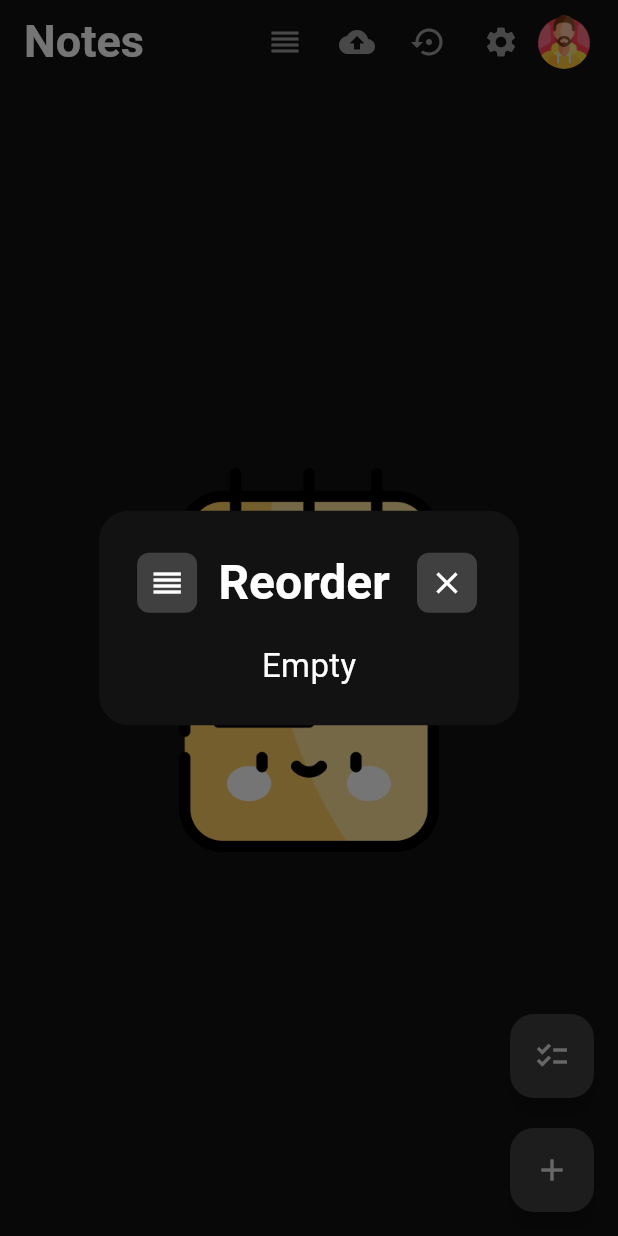
After one commit to KerlosGirgis/Todo, a Flutter app: the NotesPage screen opened directly, after a tap on the "reorder" icon, on a phone screen of 412 x 824 dp. The commit adds this screen. Run offline on Flutter 3.47's test engine with Material 3 defaults, Android fonts, the phone set to English and light mode, and no system bars; our stand-ins replace auto_size_text, file_picker, fl_chart, flutter_local_notifications, flutter_secure_storage, flutter_staggered_animations and 6 more; missing offline and left inert: flex_color_picker, home_widget; accounts and stored records are empty; Roboto replaces fonts that are missing (arial).

Commit message:
added reorder to notes ui improvements edited Readme updated screenshots

```diff
--- a/lib/provider/notes_provider.dart
+++ b/lib/provider/notes_provider.dart
@@ -27,6 +27,19 @@ class NotesProvider with ChangeNotifier {
 
   Future<void> deleteNote(int id) async {
     await DatabaseService().deleteNote(id);
+    get();
+  }
+
+  Future<void> syncAfterReorder(int oldIndex, int newIndex) async {
+    if (oldIndex < newIndex) {
+      newIndex -= 1;
+    }
+    final oldNote = notes.removeAt(oldIndex);
+    notes.insert(newIndex, oldNote);
+    await DatabaseService().deleteAllNotes();
+    for (var note in notes) {
+      await DatabaseService().insertNote(note); // Reinsert items in new order
+    }
     get();
   }
 
--- a/lib/view/pages/notes_page.dart
+++ b/lib/view/pages/notes_page.dart
@@ -9,6 +9,7 @@ import 'package:todo/provider/notes_provider.dart';
 import 'package:todo/provider/user_provider.dart';
 import 'package:todo/view/widgets/add_note_dialog.dart';
 import 'package:todo/services/authentication_service.dart';
+import 'package:todo/view/widgets/reorder_notes_dialog.dart';
 import '../widgets/appbar_avatar.dart';
 import '../widgets/update_note_dialog.dart';
 
@@ -53,6 +54,18 @@ class _NotesPageState extends State<NotesPage> {
             actions: [
               Row(
                 children: [
+                  IconButton(
+                      onPressed: () async {
+                        showDialog(
+                            context: context,
+                            builder: (context) {
+                              return ReorderNotesDialog();
+                            });
+                      },
+                      icon: const Icon(
+                        Icons.reorder,
+                        color: Colors.grey,
+                      )),
                   IconButton(
                       onPressed: () async {
                         Provider.of<NotesProvider>(context, listen: false)
--- a/lib/view/widgets/add_task_dialog.dart
+++ b/lib/view/widgets/add_task_dialog.dart
@@ -41,7 +41,6 @@ class AddTaskDialog extends StatelessWidget {
                     child: const Icon(
                       Icons.add_task,
                       color: Color(0xff3D5AFE),
-                      size: 20,
                     ),
                   ),
                   const Spacer(
--- /dev/null
+++ b/lib/view/widgets/reorder_notes_dialog.dart
@@ -0,0 +1,171 @@
+import 'package:flutter/material.dart';
+import 'package:flutter_staggered_animations/flutter_staggered_animations.dart';
+import 'package:provider/provider.dart';
+import 'package:todo/provider/notes_provider.dart';
+import 'package:todo/provider/user_provider.dart';
+
+class ReorderNotesDialog extends StatelessWidget {
+  const ReorderNotesDialog({
+    super.key,
+  });
+
+  @override
+  Widget build(BuildContext context) {
+    return Consumer<UserProvider>(
+      builder: (context, user, child) {
+        return StatefulBuilder(
+          builder: (BuildContext context, setState) {
+            return AlertDialog(
+              shape: RoundedRectangleBorder(
+                borderRadius: BorderRadius.circular(20),
+              ),
+              elevation: 2,
+              scrollable: true,
+              backgroundColor: user.colorProvider.pageBackground,
+              title: Row(
+                mainAxisSize: MainAxisSize.min,
+                mainAxisAlignment: MainAxisAlignment.start,
+                children: [
+                  const Spacer(
+                    flex: 1,
+                  ),
+                  Container(
+                    padding: const EdgeInsets.all(8),
+                    decoration: BoxDecoration(
+                      color: const Color.fromARGB(255, 64, 64, 64),
+                      borderRadius: BorderRadius.circular(8),
+                    ),
+                    child: const Icon(
+                      Icons.reorder,
+                      color: Colors.white,
+                    ),
+                  ),
+                  const Spacer(
+                    flex: 10,
+                  ),
+                  const Text(
+                    "Reorder",
+                    maxLines: 1,
+                    textAlign: TextAlign.center,
+                    style: TextStyle(
+                        fontWeight: FontWeight.bold,
+                        fontSize: 32,
+                        color: Colors.white),
+                    overflow: TextOverflow.clip,
+                  ),
+                  const Spacer(
+                    flex: 10,
+                  ),
+                  IconButton(
+                    onPressed: () {
+                      Navigator.pop(context);
+                    },
+                    icon: const Icon(
+                      Icons.close,
+                      color: Colors.white,
+                    ),
+                    style: ElevatedButton.styleFrom(
+                      backgroundColor: const Color.fromARGB(255, 64, 64, 64),
+                      shape: const RoundedRectangleBorder(
+                        borderRadius: BorderRadius.all(Radius.circular(8)),
+                      ),
+                    ),
+                  )
+                ],
+              ),
+              content: Consumer<NotesProvider>(
+                builder: (context, notes, child) {
+                  return notes.notes.isEmpty
+                      ? Center(
+                          child: Text(
+                            "Empty",
+                            style: TextStyle(color: Colors.white, fontSize: 22),
+                          ),
+                        )
+                      : Theme(
+                          data: ThemeData(canvasColor: Colors.transparent),
+                          child: SizedBox(
+                            height: notes.notes.length < 4 &&
+                                    MediaQuery.orientationOf(context) ==
+                                        Orientation.portrait
+                                ? (MediaQuery.sizeOf(context).height / 11) *
+                                    notes.notes.length
+                                : MediaQuery.sizeOf(context).height / 2.5,
+                            width: MediaQuery.sizeOf(context).width,
+                            child: ReorderableListView.builder(
+                              itemCount: notes.notes.length,
+                              itemBuilder: (context, index) {
+                                final taskKey =
+                                    notes.notes[index].id.toString();
+                                return AnimationLimiter(
+                                  key: Key(taskKey),
+                                  child: AnimationConfiguration.staggeredList(
+                                    duration: const Duration(milliseconds: 400),
+                                    position: index,
+                                    child: SlideAnimation(
+                                      verticalOffset: 300,
+                                      child: FadeInAnimation(
+                                        child: Card(
+                                          elevation: 3,
+                                          margin: const EdgeInsets.symmetric(
+                                              horizontal: 8, vertical: 6),
+                                          shape: RoundedRectangleBorder(
+                                            borderRadius:
+                                                BorderRadius.circular(25),
+                                          ),
+                                          color:
+                                              user.colorProvider.cardBackground,
+                                          child: Padding(
+                                            padding: const EdgeInsets.all(16.0),
+                                            child: Column(
+                                              crossAxisAlignment:
+                                                  CrossAxisAlignment.start,
+                                              children: [
+                                                Row(
+                                                  children: [
+                                                    Expanded(
+                                                      child: Text(
+                                                          notes.notes[index]
+                                                              .title,
+                                                          maxLines: 1,
+                                                          overflow: TextOverflow
+                                                              .ellipsis,
+                                                          style: TextStyle(
+                                                            fontSize: 26,
+                                                            color: user
+                                                                .colorProvider
+                                                                .taskTitle,
+                                                          )),
+                                                    ),
+                                                    Icon(
+                                                      Icons.reorder,
+                                                      color: Colors.grey,
+                                                    )
+                                                  ],
+                                                ),
+                                              ],
+                                            ),
+                                          ),
+                                        ),
+                                      ),
+                                    ),
+                                  ),
+                                );
+                              },
+                              onReorder: (int oldIndex, int newIndex) async {
+                                await Provider.of<NotesProvider>(context,
+                                        listen: false)
+                                    .syncAfterReorder(oldIndex, newIndex);
+                              },
+                            ),
+                          ),
+                        );
+                },
+              ),
+            );
+          },
+        );
+      },
+    );
+  }
+}
--- a/lib/view/widgets/update_task_dialog.dart
+++ b/lib/view/widgets/update_task_dialog.dart
@@ -44,7 +44,6 @@ class UpdateTaskDialog extends StatelessWidget {
                   child: const Icon(
                     Icons.edit,
                     color: Color(0xff3D5AFE),
-                    size: 20,
                   ),
                 ),
                 const Spacer(
```
Also changed, not shown: lib/view/widgets/add_note_dialog.dart (+13 -11 lines), lib/view/widgets/update_note_dialog.dart (+11 -11 lines), metadata/en-US/images/phoneScreenshots/2.png, 2 other files.
